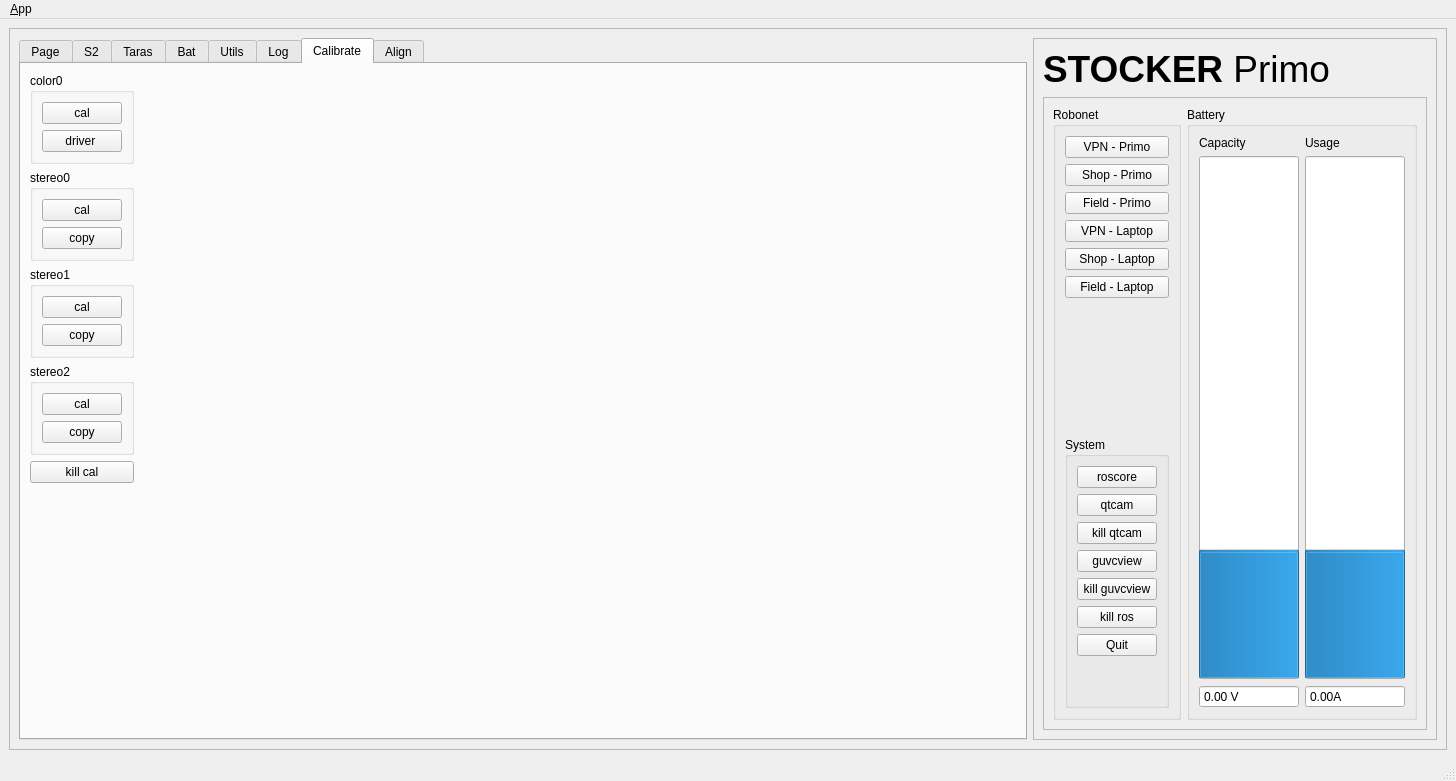
First picture: the form in src/primo_dash/ui/main_window.ui, repository paulsammut/primo, before the edit.
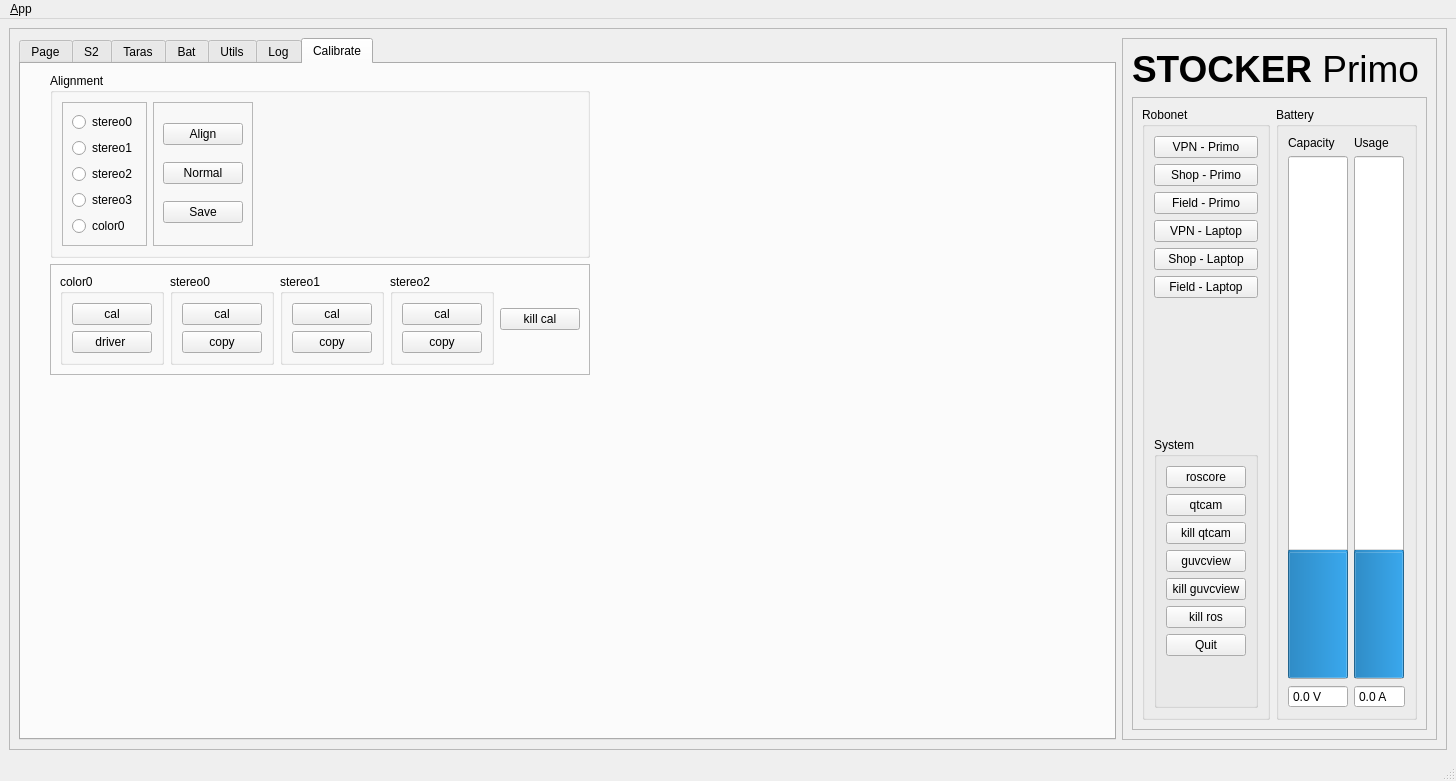
Second picture: the form after the edit. The open tabs and pages were chosen to show the change. Icons and pictures are not drawn.

Patch:
```diff
--- a/src/primo_dash/ui/main_window.ui
+++ b/src/primo_dash/ui/main_window.ui
@@ -1100,30 +1100,7 @@
            <string>Calibrate</string>
           </attribute>
           <layout class="QGridLayout" name="gridLayout_12">
-           <item row="3" column="0">
-            <widget class="QGroupBox" name="groupBox_20">
-             <property name="title">
-              <string>stereo1</string>
-             </property>
-             <layout class="QVBoxLayout" name="verticalLayout_25">
-              <item>
-               <widget class="QPushButton" name="pB_cal_s1">
-                <property name="text">
-                 <string>cal</string>
-                </property>
-               </widget>
-              </item>
-              <item>
-               <widget class="QPushButton" name="pB_cal_copy_s1">
-                <property name="text">
-                 <string>copy</string>
-                </property>
-               </widget>
-              </item>
-             </layout>
-            </widget>
-           </item>
-           <item row="1" column="1">
+           <item row="1" column="2">
             <spacer name="horizontalSpacer_5">
              <property name="orientation">
               <enum>Qt::Horizontal</enum>
@@ -1136,29 +1113,6 @@
              </property>
             </spacer>
            </item>
-           <item row="1" column="0">
-            <widget class="QGroupBox" name="groupBox_4">
-             <property name="title">
-              <string>color0</string>
-             </property>
-             <layout class="QVBoxLayout" name="verticalLayout_5">
-              <item>
-               <widget class="QPushButton" name="pB_cal_color0">
-                <property name="text">
-                 <string>cal</string>
-                </property>
-               </widget>
-              </item>
-              <item>
-               <widget class="QPushButton" name="pB_driver_color0">
-                <property name="text">
-                 <string>driver </string>
-                </property>
-               </widget>
-              </item>
-             </layout>
-            </widget>
-           </item>
            <item row="6" column="0">
             <spacer name="verticalSpacer_7">
              <property name="orientation">
@@ -1172,68 +1126,8 @@
              </property>
             </spacer>
            </item>
-           <item row="2" column="0">
-            <widget class="QGroupBox" name="groupBox_19">
-             <property name="title">
-              <string>stereo0</string>
-             </property>
-             <layout class="QVBoxLayout" name="verticalLayout_24">
-              <item>
-               <widget class="QPushButton" name="pB_cal_s0">
-                <property name="text">
-                 <string>cal</string>
-                </property>
-               </widget>
-              </item>
-              <item>
-               <widget class="QPushButton" name="pB_cal_copy_s0">
-                <property name="text">
-                 <string>copy</string>
-                </property>
-               </widget>
-              </item>
-             </layout>
-            </widget>
-           </item>
-           <item row="4" column="0">
-            <widget class="QGroupBox" name="groupBox_21">
-             <property name="title">
-              <string>stereo2</string>
-             </property>
-             <layout class="QVBoxLayout" name="verticalLayout_26">
-              <item>
-               <widget class="QPushButton" name="pB_cal_s2">
-                <property name="text">
-                 <string>cal</string>
-                </property>
-               </widget>
-              </item>
-              <item>
-               <widget class="QPushButton" name="pB_cal_copy_s2">
-                <property name="text">
-                 <string>copy</string>
-                </property>
-               </widget>
-              </item>
-             </layout>
-            </widget>
-           </item>
-           <item row="5" column="0">
-            <widget class="QPushButton" name="pB_cal_kill">
-             <property name="text">
-              <string>kill cal</string>
-             </property>
-            </widget>
-           </item>
-          </layout>
-         </widget>
-         <widget class="QWidget" name="tab_4">
-          <attribute name="title">
-           <string>Align</string>
-          </attribute>
-          <layout class="QVBoxLayout" name="verticalLayout_8">
-           <item>
-            <widget class="QGroupBox" name="groupBox_5">
+           <item row="1" column="1">
+            <widget class="QGroupBox" name="groupBox_Align">
              <property name="title">
               <string>Alignment</string>
              </property>
@@ -1352,18 +1246,116 @@
              </layout>
             </widget>
            </item>
-           <item>
-            <spacer name="verticalSpacer_8">
-             <property name="orientation">
-              <enum>Qt::Vertical</enum>
+           <item row="2" column="1">
+            <widget class="QFrame" name="frame_11">
+             <property name="frameShape">
+              <enum>QFrame::StyledPanel</enum>
              </property>
-             <property name="sizeHint" stdset="0">
-              <size>
-               <width>20</width>
-               <height>40</height>
-              </size>
+             <property name="frameShadow">
+              <enum>QFrame::Raised</enum>
              </property>
-            </spacer>
+             <layout class="QHBoxLayout" name="horizontalLayout_10">
+              <item>
+               <widget class="QGroupBox" name="groupBox_4">
+                <property name="title">
+                 <string>color0</string>
+                </property>
+                <layout class="QVBoxLayout" name="verticalLayout_5">
+                 <item>
+                  <widget class="QPushButton" name="pB_cal_color0">
+                   <property name="text">
+                    <string>cal</string>
+                   </property>
+                  </widget>
+                 </item>
+                 <item>
+                  <widget class="QPushButton" name="pB_driver_color0">
+                   <property name="text">
+                    <string>driver </string>
+                   </property>
+                  </widget>
+                 </item>
+                </layout>
+               </widget>
+              </item>
+              <item>
+               <widget class="QGroupBox" name="groupBox_19">
+                <property name="title">
+                 <string>stereo0</string>
+                </property>
+                <layout class="QVBoxLayout" name="verticalLayout_24">
+                 <item>
+                  <widget class="QPushButton" name="pB_cal_s0">
+                   <property name="text">
+                    <string>cal</string>
+                   </property>
+                  </widget>
+                 </item>
+                 <item>
+                  <widget class="QPushButton" name="pB_cal_copy_s0">
+                   <property name="text">
+                    <string>copy</string>
+                   </property>
+                  </widget>
+                 </item>
+                </layout>
+               </widget>
+              </item>
+              <item>
+               <widget class="QGroupBox" name="groupBox_20">
+                <property name="title">
+                 <string>stereo1</string>
+                </property>
+                <layout class="QVBoxLayout" name="verticalLayout_25">
+                 <item>
+                  <widget class="QPushButton" name="pB_cal_s1">
+                   <property name="text">
+                    <string>cal</string>
+                   </property>
+                  </widget>
+                 </item>
+                 <item>
+                  <widget class="QPushButton" name="pB_cal_copy_s1">
+                   <property name="text">
+                    <string>copy</string>
+                   </property>
+                  </widget>
+                 </item>
+                </layout>
+               </widget>
+              </item>
+              <item>
+               <widget class="QGroupBox" name="groupBox_21">
+                <property name="title">
+                 <string>stereo2</string>
+                </property>
+                <layout class="QVBoxLayout" name="verticalLayout_26">
+                 <item>
+                  <widget class="QPushButton" name="pB_cal_s2">
+                   <property name="text">
+                    <string>cal</string>
+                   </property>
+                  </widget>
+                 </item>
+                 <item>
+                  <widget class="QPushButton" name="pB_cal_copy_s2">
+                   <property name="text">
+                    <string>copy</string>
+                   </property>
+                  </widget>
+                 </item>
+                </layout>
+               </widget>
+              </item>
+              <item>
+               <widget class="QPushButton" name="pB_cal_kill">
+                <property name="text">
+                 <string>kill cal</string>
+                </property>
+               </widget>
+              </item>
+             </layout>
+            </widget>
            </item>
           </layout>
          </widget>
@@ -1558,13 +1550,22 @@
                   <property name="suffix">
                    <string> V</string>
                   </property>
+                  <property name="decimals">
+                   <number>1</number>
+                  </property>
                  </widget>
                 </item>
                 <item row="1" column="1">
-                 <widget class="QProgressBar" name="batt_ProgressBar_2">
+                 <widget class="QProgressBar" name="batt_barCurrent">
+                  <property name="sizePolicy">
+                   <sizepolicy hsizetype="Fixed" vsizetype="MinimumExpanding">
+                    <horstretch>0</horstretch>
+                    <verstretch>0</verstretch>
+                   </sizepolicy>
+                  </property>
                   <property name="minimumSize">
                    <size>
-                    <width>100</width>
+                    <width>50</width>
                     <height>103</height>
                    </size>
                   </property>
@@ -1594,7 +1595,10 @@
                    <enum>QAbstractSpinBox::NoButtons</enum>
                   </property>
                   <property name="suffix">
-                   <string>A</string>
+                   <string> A</string>
+                  </property>
+                  <property name="decimals">
+                   <number>1</number>
                   </property>
                  </widget>
                 </item>
@@ -1613,11 +1617,17 @@
                  </widget>
                 </item>
                 <item row="1" column="0">
-                 <widget class="QProgressBar" name="batt_ProgressBar">
+                 <widget class="QProgressBar" name="batt_barVoltage">
+                  <property name="sizePolicy">
+                   <sizepolicy hsizetype="Fixed" vsizetype="MinimumExpanding">
+                    <horstretch>0</horstretch>
+                    <verstretch>0</verstretch>
+                   </sizepolicy>
+                  </property>
                   <property name="minimumSize">
                    <size>
-                    <width>100</width>
-                    <height>103</height>
+                    <width>60</width>
+                    <height>0</height>
                    </size>
                   </property>
                   <property name="minimum">
```
Left out of the diff: 8 changed lines with no effect on the pictures.
